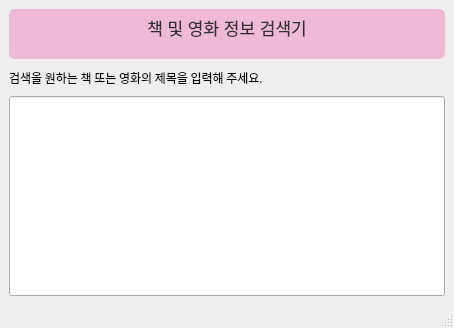
Qt form ui_files/Find_info_main.ui (jiwoo1105/DKU_Opensource_knoo-B) before a commit.
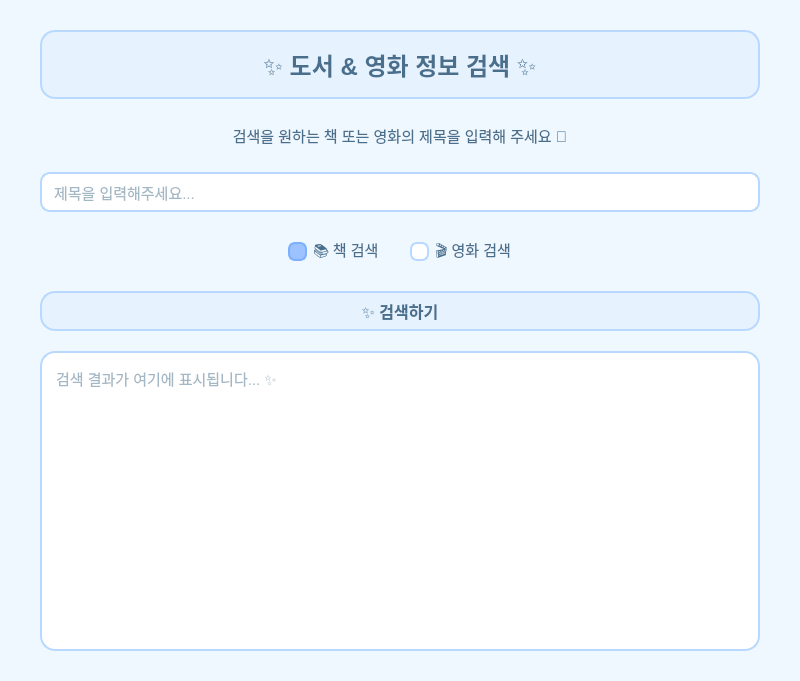
The same form after that commit.

```diff
--- a/ui_files/Find_info_main.ui
+++ b/ui_files/Find_info_main.ui
@@ -6,103 +6,260 @@
    <rect>
     <x>0</x>
     <y>0</y>
-    <width>454</width>
-    <height>328</height>
+    <width>800</width>
+    <height>600</height>
    </rect>
   </property>
-  <property name="maximumSize">
-   <size>
-    <width>6000</width>
-    <height>6000</height>
-   </size>
-  </property>
   <property name="windowTitle">
-   <string>MainWindow</string>
+   <string>KNOO-B: 정보 검색 📚</string>
+  </property>
+  <property name="styleSheet">
+   <string notr="true">QMainWindow {
+    background-color: #F0F8FF;
+}</string>
   </property>
   <widget class="QWidget" name="centralwidget">
-   <layout class="QGridLayout" name="gridLayout">
-    <item row="0" column="0">
-     <layout class="QVBoxLayout" name="verticalLayout_2">
+   <layout class="QVBoxLayout" name="verticalLayout_main">
+    <property name="spacing">
+     <number>20</number>
+    </property>
+    <property name="leftMargin">
+     <number>40</number>
+    </property>
+    <property name="topMargin">
+     <number>30</number>
+    </property>
+    <property name="rightMargin">
+     <number>40</number>
+    </property>
+    <property name="bottomMargin">
+     <number>30</number>
+    </property>
+    <item>
+     <widget class="QLabel" name="title_label">
+      <property name="styleSheet">
+       <string notr="true">QLabel {
+    font-family: &quot;맑은 고딕&quot;;
+    font-size: 18pt;
+    font-weight: bold;
+    color: #4A6F8C;
+    background-color: #E6F3FF;
+    border: 2px solid #B8D8FF;
+    border-radius: 15px;
+    padding: 15px;
+}</string>
+      </property>
+      <property name="text">
+       <string>✨ 도서 &amp; 영화 정보 검색 ✨</string>
+      </property>
+      <property name="alignment">
+       <set>Qt::AlignCenter</set>
+      </property>
+     </widget>
+    </item>
+    <item>
+     <widget class="QLabel" name="subtitle_label">
+      <property name="styleSheet">
+       <string notr="true">QLabel {
+    font-family: &quot;맑은 고딕&quot;;
+    font-size: 11pt;
+    color: #4A6F8C;
+    padding: 5px;
+}</string>
+      </property>
+      <property name="text">
+       <string>검색을 원하는 책 또는 영화의 제목을 입력해 주세요 💫</string>
+      </property>
+      <property name="alignment">
+       <set>Qt::AlignCenter</set>
+      </property>
+     </widget>
+    </item>
+    <item>
+     <widget class="QLineEdit" name="user_input">
+      <property name="minimumSize">
+       <size>
+        <width>0</width>
+        <height>40</height>
+       </size>
+      </property>
+      <property name="styleSheet">
+       <string notr="true">QLineEdit {
+    font-family: &quot;맑은 고딕&quot;;
+    font-size: 11pt;
+    color: #4A6F8C;
+    background-color: #FFFFFF;
+    border: 2px solid #B8D8FF;
+    border-radius: 10px;
+    padding: 5px 10px;
+}
+QLineEdit:focus {
+    border: 2px solid #9CC3FF;
+}</string>
+      </property>
+      <property name="placeholderText">
+       <string>제목을 입력해주세요...</string>
+      </property>
+     </widget>
+    </item>
+    <item>
+     <layout class="QHBoxLayout" name="radio_layout">
+      <property name="spacing">
+       <number>20</number>
+      </property>
       <item>
-       <widget class="QTextBrowser" name="textBrowser">
-        <property name="sizePolicy">
-         <sizepolicy hsizetype="Minimum" vsizetype="Minimum">
-          <horstretch>0</horstretch>
-          <verstretch>0</verstretch>
-         </sizepolicy>
+       <spacer name="horizontalSpacer">
+        <property name="orientation">
+         <enum>Qt::Horizontal</enum>
         </property>
-        <property name="minimumSize">
+        <property name="sizeHint" stdset="0">
          <size>
-          <width>100</width>
+          <width>40</width>
           <height>20</height>
          </size>
         </property>
-        <property name="maximumSize">
-         <size>
-          <width>16777215</width>
-          <height>50</height>
-         </size>
-        </property>
+       </spacer>
+      </item>
+      <item>
+       <widget class="QRadioButton" name="Find_book">
         <property name="styleSheet">
-         <string notr="true">font: 57 9pt &quot;G마켓 산스 TTF Medium&quot;;
-color: #2E2E2E;
-
-border-style: solid;
-border-width: 2px;
-border-color: #EFBAD6;
-border-radius: 6px;
-background-color: #EFBAD6;
-</string>
+         <string notr="true">QRadioButton {
+    font-family: &quot;맑은 고딕&quot;;
+    font-size: 11pt;
+    color: #4A6F8C;
+    padding: 5px;
+}
+QRadioButton::indicator {
+    width: 15px;
+    height: 15px;
+    border-radius: 7px;
+}
+QRadioButton::indicator:checked {
+    background-color: #9CC3FF;
+    border: 2px solid #7CAFFF;
+    border-radius: 7px;
+}
+QRadioButton::indicator:unchecked {
+    background-color: #FFFFFF;
+    border: 2px solid #B8D8FF;
+    border-radius: 7px;
+}</string>
         </property>
-        <property name="lineWrapColumnOrWidth">
-         <number>0</number>
+        <property name="text">
+         <string>📚 책 검색</string>
         </property>
-        <property name="html">
-         <string>&lt;!DOCTYPE HTML PUBLIC &quot;-//W3C//DTD HTML 4.0//EN&quot; &quot;http://www.w3.org/TR/REC-html40/strict.dtd&quot;&gt;
-&lt;html&gt;&lt;head&gt;&lt;meta name=&quot;qrichtext&quot; content=&quot;1&quot; /&gt;&lt;style type=&quot;text/css&quot;&gt;
-p, li { white-space: pre-wrap; }
-&lt;/style&gt;&lt;/head&gt;&lt;body style=&quot; font-family:'G마켓 산스 TTF Medium'; font-size:9pt; font-weight:56; font-style:normal;&quot;&gt;
-&lt;p align=&quot;center&quot; style=&quot; margin-top:0px; margin-bottom:0px; margin-left:0px; margin-right:0px; -qt-block-indent:0; text-indent:0px;&quot;&gt;&lt;span style=&quot; font-size:13pt; font-weight:400;&quot;&gt;책 및 영화 정보 검색기&lt;/span&gt;&lt;/p&gt;&lt;/body&gt;&lt;/html&gt;</string>
+        <property name="checked">
+         <bool>true</bool>
         </property>
        </widget>
       </item>
       <item>
-       <layout class="QVBoxLayout" name="verticalLayout">
-        <item>
-         <widget class="QLabel" name="label">
-          <property name="maximumSize">
-           <size>
-            <width>16777215</width>
-            <height>25</height>
-           </size>
-          </property>
-          <property name="font">
-           <font>
-            <family>G마켓 산스 TTF Medium</family>
-           </font>
-          </property>
-          <property name="text">
-           <string>검색을 원하는 책 또는 영화의 제목을 입력해 주세요.</string>
-          </property>
-         </widget>
-        </item>
-        <item>
-         <widget class="QLineEdit" name="lineEdit">
-          <property name="minimumSize">
-           <size>
-            <width>0</width>
-            <height>200</height>
-           </size>
-          </property>
-         </widget>
-        </item>
-       </layout>
+       <widget class="QRadioButton" name="Find_movie">
+        <property name="styleSheet">
+         <string notr="true">QRadioButton {
+    font-family: &quot;맑은 고딕&quot;;
+    font-size: 11pt;
+    color: #4A6F8C;
+    padding: 5px;
+}
+QRadioButton::indicator {
+    width: 15px;
+    height: 15px;
+    border-radius: 7px;
+}
+QRadioButton::indicator:checked {
+    background-color: #9CC3FF;
+    border: 2px solid #7CAFFF;
+    border-radius: 7px;
+}
+QRadioButton::indicator:unchecked {
+    background-color: #FFFFFF;
+    border: 2px solid #B8D8FF;
+    border-radius: 7px;
+}</string>
+        </property>
+        <property name="text">
+         <string>🎬 영화 검색</string>
+        </property>
+       </widget>
+      </item>
+      <item>
+       <spacer name="horizontalSpacer_2">
+        <property name="orientation">
+         <enum>Qt::Horizontal</enum>
+        </property>
+        <property name="sizeHint" stdset="0">
+         <size>
+          <width>40</width>
+          <height>20</height>
+         </size>
+        </property>
+       </spacer>
       </item>
      </layout>
     </item>
+    <item>
+     <widget class="QPushButton" name="Find_info">
+      <property name="minimumSize">
+       <size>
+        <width>200</width>
+        <height>40</height>
+       </size>
+      </property>
+      <property name="styleSheet">
+       <string notr="true">QPushButton {
+    font-family: &quot;맑은 고딕&quot;;
+    font-size: 12pt;
+    font-weight: bold;
+    color: #4A6F8C;
+    background-color: #E6F3FF;
+    border: 2px solid #B8D8FF;
+    border-radius: 15px;
+    padding: 5px;
+}
+QPushButton:hover {
+    background-color: #B8D8FF;
+    border: 2px solid #9CC3FF;
+}
+QPushButton:pressed {
+    background-color: #9CC3FF;
+    border: 2px solid #7CAFFF;
+}</string>
+      </property>
+      <property name="text">
+       <string>✨ 검색하기</string>
+      </property>
+     </widget>
+    </item>
+    <item>
+     <widget class="QPlainTextEdit" name="show_result">
+      <property name="minimumSize">
+       <size>
+        <width>0</width>
+        <height>300</height>
+       </size>
+      </property>
+      <property name="styleSheet">
+       <string notr="true">QPlainTextEdit {
+    font-family: &quot;맑은 고딕&quot;;
+    font-size: 11pt;
+    color: #4A6F8C;
+    background-color: #FFFFFF;
+    border: 2px solid #B8D8FF;
+    border-radius: 15px;
+    padding: 10px;
+}</string>
+      </property>
+      <property name="readOnly">
+       <bool>true</bool>
+      </property>
+      <property name="placeholderText">
+       <string>검색 결과가 여기에 표시됩니다... ✨</string>
+      </property>
+     </widget>
+    </item>
    </layout>
   </widget>
-  <widget class="QStatusBar" name="statusbar"/>
  </widget>
  <resources/>
  <connections/>
```
